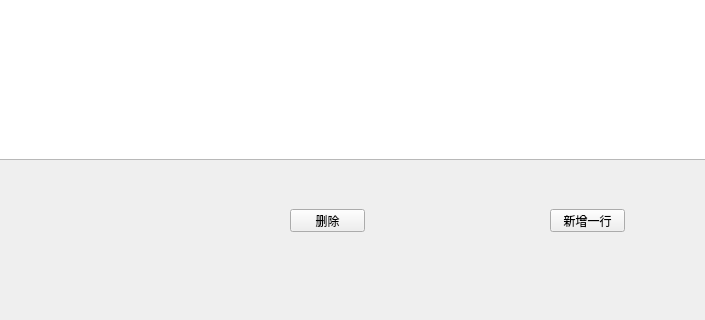
The window that Qt_Dev/v1.1/testSQL/mainwindow.ui (xuezeao/git_program) describes before a commit, drawn with Qt 5; both pictures show x 110 to 815 and y 231 to 551 of the 1069 by 551 pixel window.
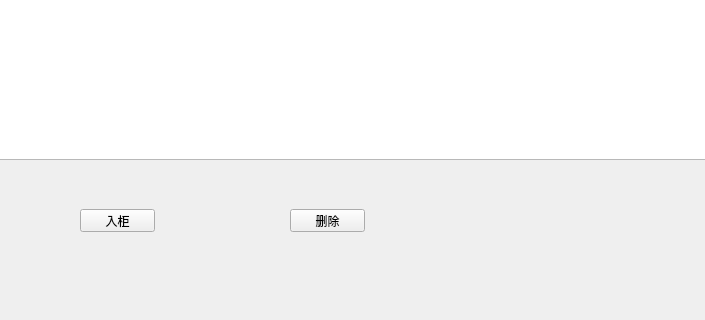
The same window after the commit.

Patch:
```diff
--- a/Qt_Dev/v1.1/testSQL/mainwindow.ui
+++ b/Qt_Dev/v1.1/testSQL/mainwindow.ui
@@ -24,19 +24,6 @@
      </rect>
     </property>
    </widget>
-   <widget class="QPushButton" name="pushButton_newRow">
-    <property name="geometry">
-     <rect>
-      <x>660</x>
-      <y>440</y>
-      <width>75</width>
-      <height>23</height>
-     </rect>
-    </property>
-    <property name="text">
-     <string>新增一行</string>
-    </property>
-   </widget>
    <widget class="QPushButton" name="pushButton_del">
     <property name="geometry">
      <rect>
@@ -50,6 +37,19 @@
      <string>删除</string>
     </property>
    </widget>
+   <widget class="QPushButton" name="pushButton_placeChest">
+    <property name="geometry">
+     <rect>
+      <x>190</x>
+      <y>440</y>
+      <width>75</width>
+      <height>23</height>
+     </rect>
+    </property>
+    <property name="text">
+     <string>入柜</string>
+    </property>
+   </widget>
   </widget>
   <widget class="QStatusBar" name="statusBar"/>
  </widget>
```
